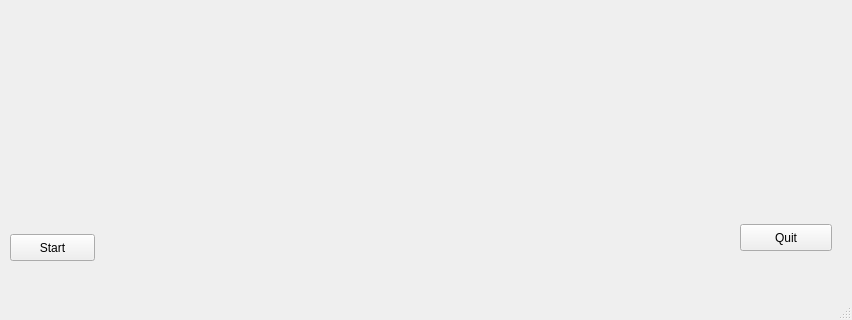
First picture: the form in mainwindow.ui, repository pfpimenta/jeu_shoot_em_up, before the edit; both pictures show x 0 to 852 and y 356 to 676 of the 852 by 676 pixel window.
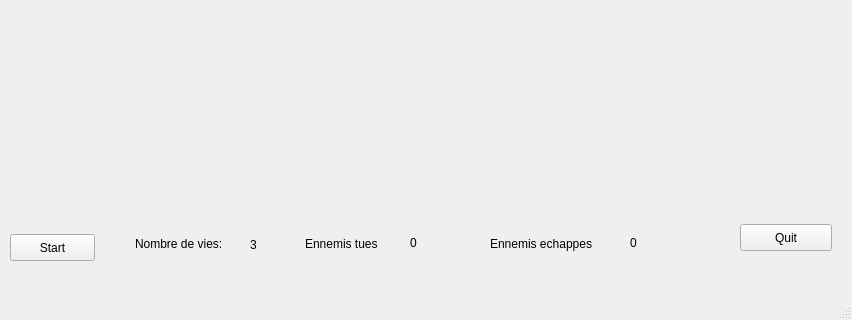
Second picture: the form after the edit.

Commit message: ecran actualisee et ennemis peuvent tirer votre viegit statusgit status! mechant

```diff
--- a/mainwindow.ui
+++ b/mainwindow.ui
@@ -51,6 +51,84 @@
      <string>Start</string>
     </property>
    </widget>
+   <widget class="QLabel" name="label">
+    <property name="geometry">
+     <rect>
+      <x>135</x>
+      <y>590</y>
+      <width>111</width>
+      <height>20</height>
+     </rect>
+    </property>
+    <property name="text">
+     <string>Nombre de vies:</string>
+    </property>
+   </widget>
+   <widget class="QLabel" name="label_2">
+    <property name="geometry">
+     <rect>
+      <x>250</x>
+      <y>590</y>
+      <width>66</width>
+      <height>21</height>
+     </rect>
+    </property>
+    <property name="text">
+     <string>3</string>
+    </property>
+   </widget>
+   <widget class="QLabel" name="label_3">
+    <property name="geometry">
+     <rect>
+      <x>305</x>
+      <y>590</y>
+      <width>111</width>
+      <height>20</height>
+     </rect>
+    </property>
+    <property name="text">
+     <string>Ennemis tues</string>
+    </property>
+   </widget>
+   <widget class="QLabel" name="label_4">
+    <property name="geometry">
+     <rect>
+      <x>410</x>
+      <y>590</y>
+      <width>66</width>
+      <height>17</height>
+     </rect>
+    </property>
+    <property name="text">
+     <string>0</string>
+    </property>
+   </widget>
+   <widget class="QLabel" name="label_5">
+    <property name="geometry">
+     <rect>
+      <x>490</x>
+      <y>590</y>
+      <width>131</width>
+      <height>20</height>
+     </rect>
+    </property>
+    <property name="text">
+     <string>Ennemis echappes</string>
+    </property>
+   </widget>
+   <widget class="QLabel" name="label_6">
+    <property name="geometry">
+     <rect>
+      <x>630</x>
+      <y>590</y>
+      <width>66</width>
+      <height>17</height>
+     </rect>
+    </property>
+    <property name="text">
+     <string>0</string>
+    </property>
+   </widget>
   </widget>
   <widget class="QMenuBar" name="menubar">
    <property name="geometry">
```
The commit also changes 6 other files.
